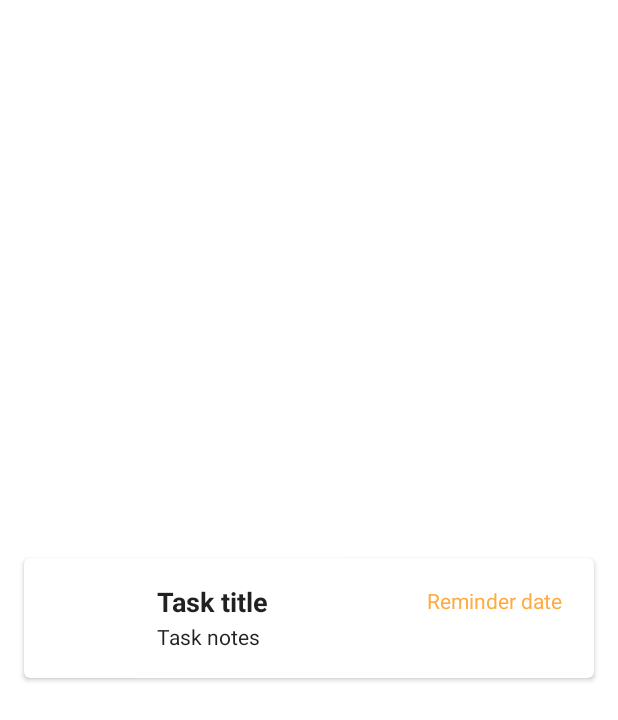
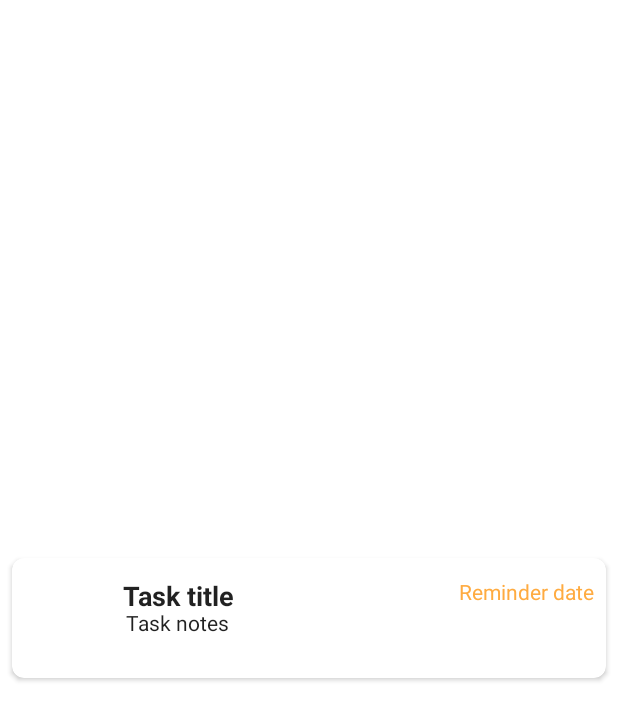
Before and after one commit to bowenchin/NoterApp-Android, an Android app: the layout card_task.xml on its own in the app's theme, with its tools: preview values and no code run, on a phone screen of 412 x 824 dp. Shown: the top 720 px of the screen. Run offline under Robolectric (Android 15) with nearby library versions, the phone set to English and light mode, and no system bars.

Commit message:
Clean up UI for MD2

```diff
--- a/app/src/main/java/com/bowenchin/android/noter/DatePickerDialogFragment.java
+++ b/app/src/main/java/com/bowenchin/android/noter/DatePickerDialogFragment.java
@@ -1,5 +1,6 @@
 package com.bowenchin.android.noter;
 
+import android.app.AlertDialog;
 import android.app.DatePickerDialog;
 import android.app.Dialog;
 import android.app.DialogFragment;
@@ -35,7 +36,7 @@ public class DatePickerDialogFragment extends DialogFragment {
         OnDateSetListener callback = (OnDateSetListener)
                 getFragmentManager().findFragmentByTag(TaskEditFragment.DEFAULT_FRAGMENT_TAG);
         Bundle args = getArguments();
-        return new DatePickerDialog(getActivity(),callback,args.getInt(YEAR),args.getInt(MONTH),args.getInt(DAY));
+        return new DatePickerDialog(getActivity(), callback,args.getInt(YEAR),args.getInt(MONTH),args.getInt(DAY));
     }
 
 
--- a/app/src/main/java/com/bowenchin/android/noter/IntroActivity.java
+++ b/app/src/main/java/com/bowenchin/android/noter/IntroActivity.java
@@ -30,11 +30,6 @@ public class IntroActivity extends AppIntro2{
         // Hide Skip/Done button.
         showSkipButton(false);
         setProgressButtonEnabled(true);
-
-        // Turn vibration on and set intensity.
-        // NOTE: you will probably need to ask VIBRATE permission in Manifest.
-        //setVibrate(true);
-        //setVibrateIntensity(30);
     }
 
     @Override
--- a/app/src/main/java/com/bowenchin/android/noter/PreferencesFragment.java
+++ b/app/src/main/java/com/bowenchin/android/noter/PreferencesFragment.java
@@ -7,7 +7,6 @@ import android.preference.EditTextPreference;
 import android.preference.Preference;
 import android.preference.PreferenceFragment;
 import android.preference.PreferenceManager;
-import android.support.v4.content.IntentCompat;
 import android.text.method.DigitsKeyListener;
 
 /**
--- a/app/src/main/res/layout/card_task.xml
+++ b/app/src/main/res/layout/card_task.xml
@@ -5,12 +5,12 @@
     android:id="@+id/card_view"
     android:layout_height="80dp"
     android:layout_width="match_parent"
-    android:layout_marginTop="5dp"
-    android:layout_marginBottom="5dp"
-    android:layout_marginLeft="16dp"
-    android:layout_marginRight="16dp"
-    android:padding="16dp"
-    card_view:cardCornerRadius="4dp"
+    android:padding="8dp"
+    android:layout_marginTop="4dp"
+    android:layout_marginStart="8dp"
+    android:layout_marginEnd="8dp"
+    android:layout_marginBottom="4dp"
+    card_view:cardCornerRadius="8dp"
     android:elevation="6dp"
     android:layout_gravity="center"
     style="?attr/cardStyle"
@@ -25,13 +25,12 @@
         <ImageView
             android:id="@+id/toDoListItemColorImageView"
             android:gravity="center"
-            android:layout_width="55dp"
-            android:layout_height="55dp"
-            android:padding="2dp"
-            android:layout_marginLeft="16dp"
-            android:layout_marginStart="16dp"
-            android:layout_marginRight="7dp"
-            android:layout_marginEnd="7dp"
+            android:layout_width="50dp"
+            android:layout_height="50dp"
+            android:layout_marginLeft="8dp"
+            android:layout_marginStart="8dp"
+            android:layout_marginRight="8dp"
+            android:layout_marginEnd="8dp"
             android:layout_centerVertical="true"
             android:layout_alignParentLeft="true"
             android:layout_alignParentStart="true"/>
@@ -44,12 +43,12 @@
             android:maxLines="1"
             android:ellipsize="end"
             android:textStyle="bold"
-            android:padding="10dp"
+            android:padding="8dp"
             android:layout_alignTop="@id/toDoListItemColorImageView"
             android:layout_toRightOf="@id/toDoListItemColorImageView"
             android:layout_toEndOf="@id/toDoListItemColorImageView"
             android:text="Task title"
-            android:layout_marginTop="-5dp"
+            android:layout_marginTop="-10dp"
             android:layout_marginBottom="3dp" />
 
         <TextView
@@ -57,14 +56,13 @@
             android:layout_width="match_parent"
             android:layout_height="match_parent"
             android:id="@+id/text2"
-            android:maxLines="1"
+            android:maxLines="2"
             android:ellipsize="end"
             android:padding="10dp"
             android:layout_alignStart="@id/text1"
             android:layout_alignLeft="@id/text1"
             android:layout_below="@id/text1"
-            android:layout_marginTop="-22dp"
-            android:layout_marginBottom="5dp"
+            android:layout_marginTop="-25dp"
             android:textSize="14sp"
             android:text="Task notes"
             />
@@ -77,9 +75,9 @@
             android:id="@+id/reminderDate"
             android:textColor="@color/orange200"
             android:layout_alignTop="@+id/text1"
-            android:layout_toRightOf="@+id/text1"
-            android:layout_toEndOf="@+id/text1"
-            android:layout_marginTop="12dp" />
+            android:layout_alignParentEnd="true"
+            android:layout_marginEnd="8dp"
+            android:layout_marginTop="8dp" />
 
     </RelativeLayout>
 
```
Also changed, not shown: app/src/main/java/com/bowenchin/android/noter/PreferencesActivity.java (+0 -10 lines), app/src/main/java/com/bowenchin/android/noter/TaskListActivity.java (+11 -13 lines), app/src/main/java/com/bowenchin/android/noter/TaskListAdapter.java (+0 -9 lines), app/src/main/res/layout/activity_task_list.xml (+7 -5 lines), app/src/main/res/layout/fragment_task_edit.xml (+11 -12 lines), app/src/main/res/values/styles.xml (+9 -0 lines).
